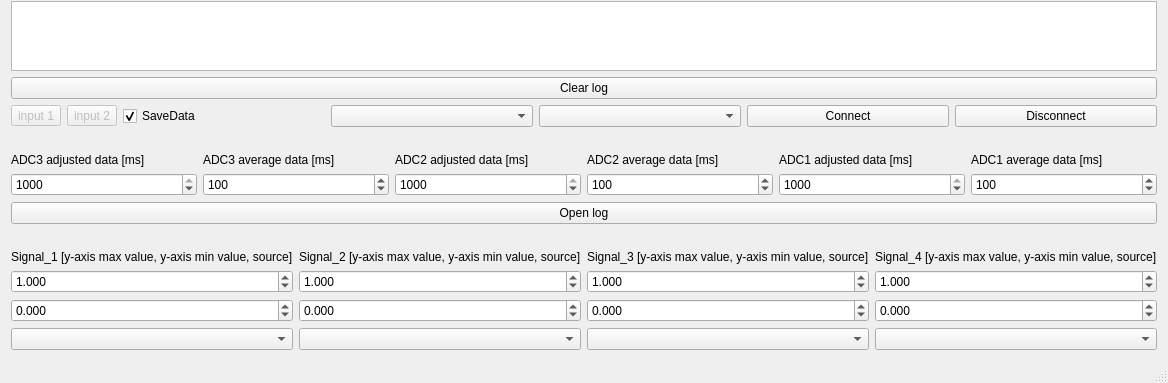
rezy91/TestBoard785, file mainwindow.ui: the form before one commit; both pictures show x 0 to 1168 and y 344 to 727 of the 1168 by 727 pixel window.
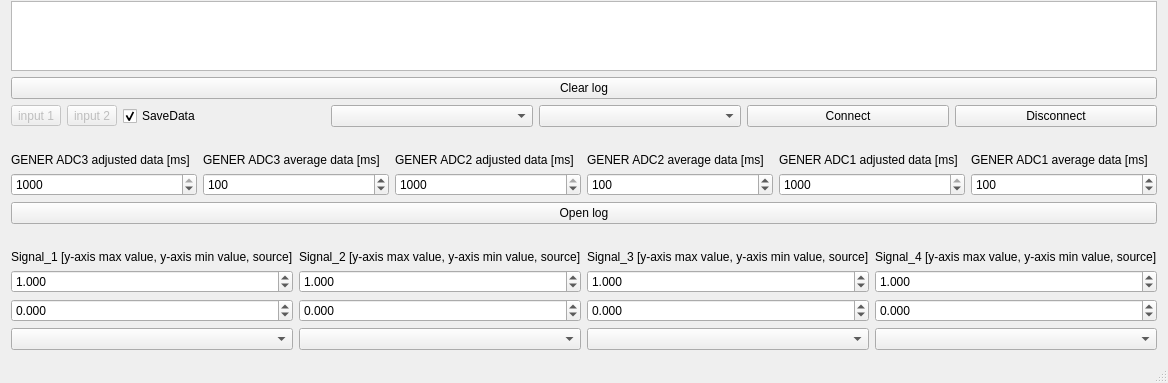
The form after the commit.

What changed in the file:
```diff
--- a/mainwindow.ui
+++ b/mainwindow.ui
@@ -283,42 +283,42 @@
       <item>
        <widget class="QLabel" name="label">
         <property name="text">
-         <string>ADC3 adjusted data [ms]</string>
+         <string>GENER ADC3 adjusted data [ms]</string>
         </property>
        </widget>
       </item>
       <item>
        <widget class="QLabel" name="label_2">
         <property name="text">
-         <string>ADC3 average data [ms]</string>
+         <string>GENER ADC3 average data [ms]</string>
         </property>
        </widget>
       </item>
       <item>
        <widget class="QLabel" name="label_3">
         <property name="text">
-         <string>ADC2 adjusted data [ms]</string>
+         <string>GENER ADC2 adjusted data [ms]</string>
         </property>
        </widget>
       </item>
       <item>
        <widget class="QLabel" name="label_4">
         <property name="text">
-         <string>ADC2 average data [ms]</string>
+         <string>GENER ADC2 average data [ms]</string>
         </property>
        </widget>
       </item>
       <item>
        <widget class="QLabel" name="label_5">
         <property name="text">
-         <string>ADC1 adjusted data [ms]</string>
+         <string>GENER ADC1 adjusted data [ms]</string>
         </property>
        </widget>
       </item>
       <item>
        <widget class="QLabel" name="label_6">
         <property name="text">
-         <string>ADC1 average data [ms]</string>
+         <string>GENER ADC1 average data [ms]</string>
         </property>
        </widget>
       </item>
```
